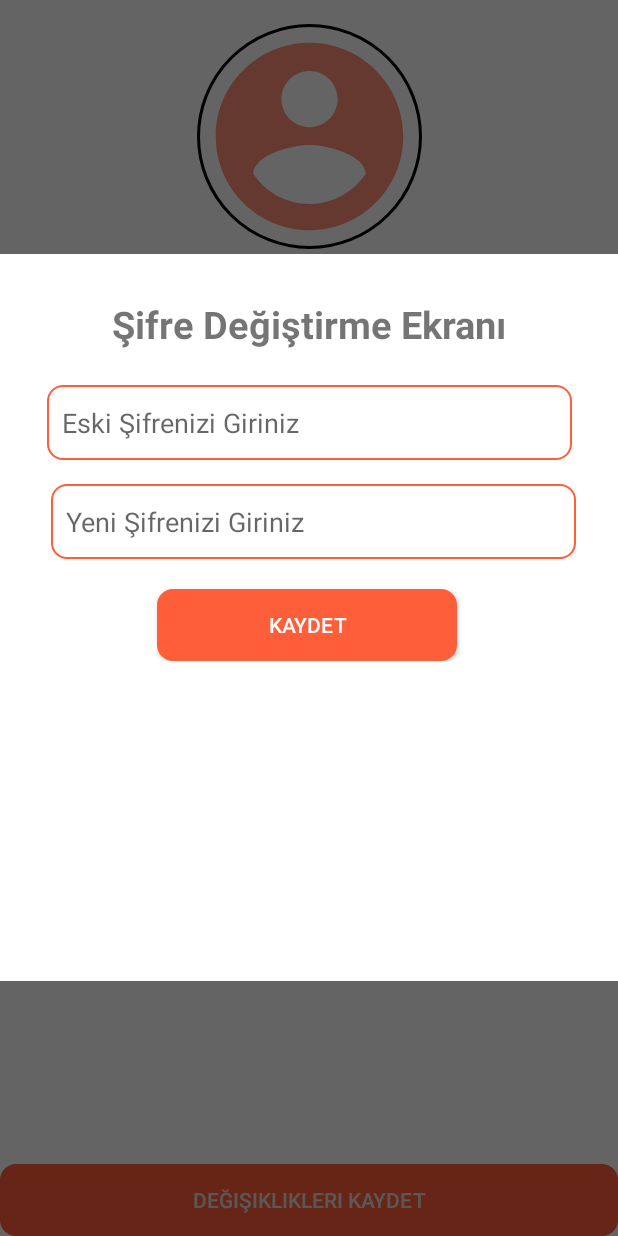
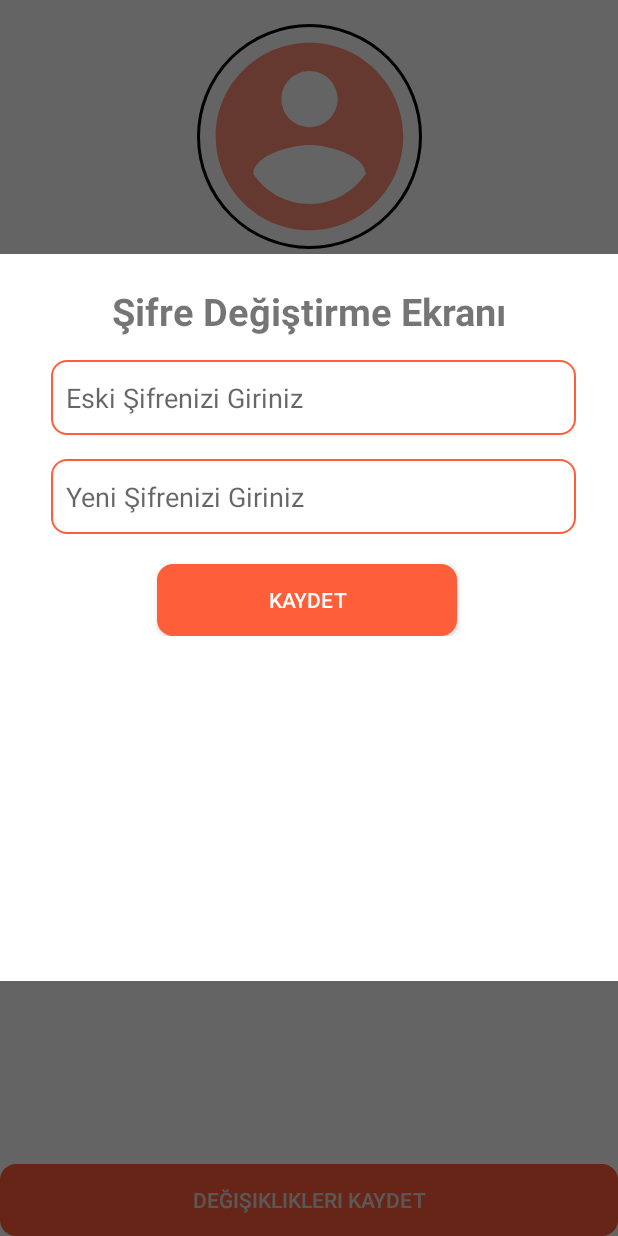
Before and after one commit to OnerInce/android-book_store, an Android app: the ProfileInfo screen opened directly, with no data from a screen before it, after a tap on "**********", on a phone screen of 412 x 824 dp. Run offline under Robolectric (Android 15) with nearby library versions, the phone set to English and light mode, and no system bars; our stand-ins replace CircleImageView.

Commit message:
password change pop up corrected

```diff
--- a/app/src/main/res/layout/password_change_popup.xml
+++ b/app/src/main/res/layout/password_change_popup.xml
@@ -13,12 +13,13 @@
         android:layout_width="wrap_content"
         android:layout_height="wrap_content"
         android:layout_gravity="center"
-        android:layout_marginTop="24dp"
+        android:layout_marginTop="15dp"
         android:text="Şifre Değiştirme Ekranı"
         android:textSize="25sp"
         android:textStyle="bold"
         app:layout_constraintEnd_toEndOf="parent"
         app:layout_constraintStart_toStartOf="parent"
+        app:layout_constraintTop_toBottomOf="parent"
         app:layout_constraintTop_toTopOf="parent" />
 
     <EditText
@@ -26,7 +27,7 @@
         android:layout_width="350dp"
         android:layout_height="50dp"
         android:layout_gravity="center"
-        android:layout_marginTop="23dp"
+        android:layout_marginTop="15dp"
         android:background="@drawable/profile_info_textbox"
         android:ems="10"
         android:hint="Eski Şifrenizi Giriniz"
@@ -34,6 +35,7 @@
         android:paddingStart="10dp"
         android:paddingEnd="10dp"
         app:layout_constraintEnd_toEndOf="parent"
+        app:layout_constraintHorizontal_bias="0.508"
         app:layout_constraintStart_toStartOf="parent"
         app:layout_constraintTop_toBottomOf="@+id/textView" />
 
```
